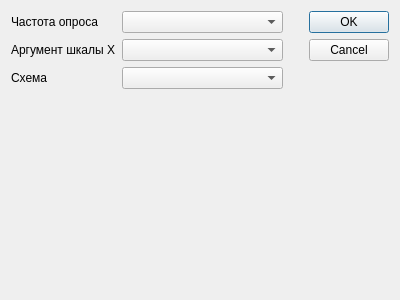
Qt form settingsdlg.ui (voytoff/ACDAnalizerQt) before a commit.
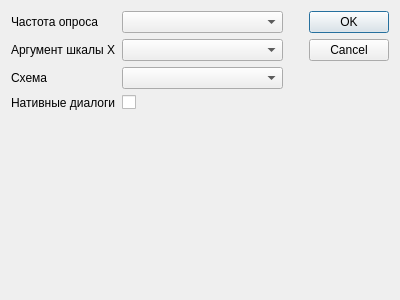
The same form after that commit.

Patch:
```diff
--- a/settingsdlg.ui
+++ b/settingsdlg.ui
@@ -49,6 +49,20 @@
      <item row="2" column="1">
       <widget class="QComboBox" name="colorScheme"/>
      </item>
+     <item row="3" column="0">
+      <widget class="QLabel" name="label3">
+       <property name="text">
+        <string>Нативные диалоги</string>
+       </property>
+      </widget>
+     </item>
+     <item row="3" column="1">
+      <widget class="QCheckBox" name="nativeDlg">
+       <property name="text">
+        <string/>
+       </property>
+      </widget>
+     </item>
     </layout>
    </item>
    <item>
```
